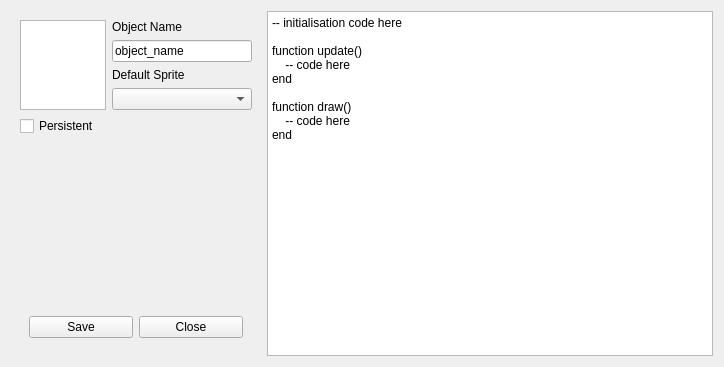
Before: the Qt Designer form Editor/forms/objecteditor.ui in tffdev/Lumi, drawn with Qt 5.
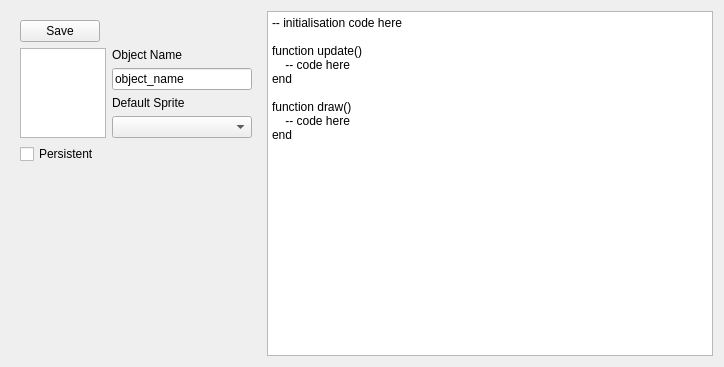
After: the same form once the commit is applied. Icons and pictures are not drawn.

What changed in the file:
```diff
--- a/Editor/forms/objecteditor.ui
+++ b/Editor/forms/objecteditor.ui
@@ -29,6 +29,39 @@
       </size>
      </property>
      <layout class="QVBoxLayout" name="verticalLayout">
+      <item alignment="Qt::AlignLeft">
+       <widget class="QWidget" name="widget_2" native="true">
+        <layout class="QHBoxLayout" name="horizontalLayout_3">
+         <property name="spacing">
+          <number>0</number>
+         </property>
+         <property name="leftMargin">
+          <number>0</number>
+         </property>
+         <property name="topMargin">
+          <number>0</number>
+         </property>
+         <property name="rightMargin">
+          <number>0</number>
+         </property>
+         <property name="bottomMargin">
+          <number>0</number>
+         </property>
+         <item>
+          <widget class="QPushButton" name="objectSave">
+           <property name="text">
+            <string>Save</string>
+           </property>
+           <property name="icon">
+            <iconset>
+             <normalon>:/rc/icons/checkmark.svg</normalon>
+            </iconset>
+           </property>
+          </widget>
+         </item>
+        </layout>
+       </widget>
+      </item>
       <item alignment="Qt::AlignTop">
        <widget class="QWidget" name="horizontalWidget" native="true">
         <property name="maximumSize">
@@ -118,26 +151,6 @@
         </property>
        </spacer>
       </item>
-      <item>
-       <widget class="QWidget" name="widget_2" native="true">
-        <layout class="QHBoxLayout" name="horizontalLayout_3">
-         <item>
-          <widget class="QPushButton" name="objectSave">
-           <property name="text">
-            <string>Save</string>
-           </property>
-          </widget>
-         </item>
-         <item>
-          <widget class="QPushButton" name="objectClose">
-           <property name="text">
-            <string>Close</string>
-           </property>
-          </widget>
-         </item>
-        </layout>
-       </widget>
-      </item>
      </layout>
     </widget>
    </item>
```
